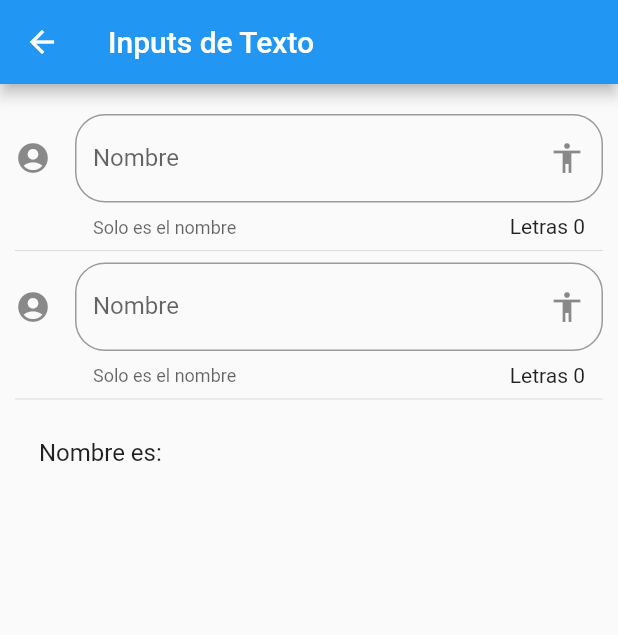
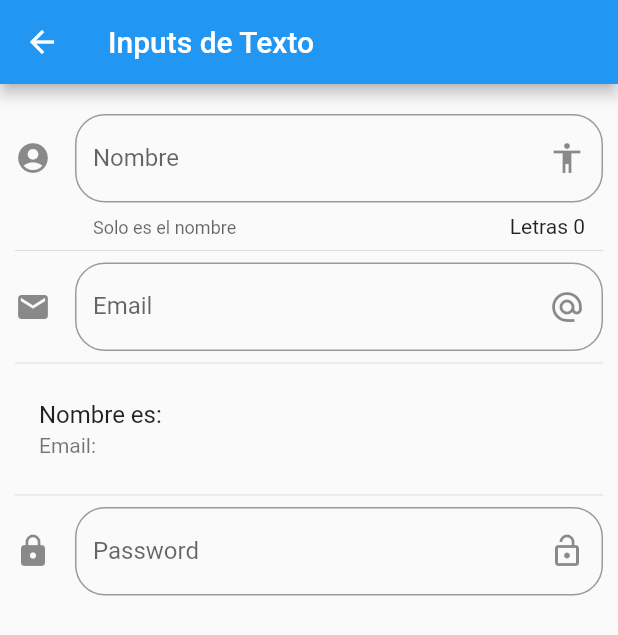
Before and after one commit to elalo4171/Curso_Flutter, a Flutter app: the InputPage screen opened by its route, on a phone screen of 412 x 824 dp. Shown: the top 635 px of the screen. Run offline on Flutter 3.47's test engine with Material 2 defaults, Android fonts, the phone set to English and light mode, and no system bars.

Commit message:
Se crearon los textField de Password y correo

```diff
--- a/lib/src/pages/input_page.dart
+++ b/lib/src/pages/input_page.dart
@@ -9,6 +9,7 @@ class InputPage extends StatefulWidget {
 class _InputPageState extends State<InputPage> {
 
 String _nombre="";
+String _email="";
 
   @override
   Widget build(BuildContext context) {
@@ -25,6 +26,9 @@ String _nombre="";
             _crearEmail(),
             Divider(),
             _crearPersona(),
+            Divider(),
+            _crearPassword(),
+
 
           ],
          ),
@@ -61,6 +65,7 @@ String _nombre="";
 
     return ListTile(
       title: Text("Nombre es: $_nombre"),
+      subtitle: Text('Email: $_email'),
 
     );
 
@@ -68,26 +73,43 @@ String _nombre="";
 
   Widget _crearEmail() {
     return TextField(
-      textCapitalization: TextCapitalization.sentences,
+       keyboardType: TextInputType.emailAddress,
       decoration: InputDecoration(
         border: OutlineInputBorder(
           borderRadius: BorderRadius.circular(20.0)
         ),
-        counter: Text("Letras ${_nombre.length}"),
-        hintText: "Nombre de la persona",
-        labelText: "Nombre",
-        helperText: "Solo es el nombre",
-        suffixIcon: Icon(Icons.accessibility),
-        icon: Icon(Icons.account_circle),
+
+        hintText: "Email",
+        labelText: "Email",
+
+        suffixIcon: Icon(Icons.alternate_email),
+        icon: Icon(Icons.email),
 
       ),
-      onChanged: (valor){
-        _nombre=valor;
-        setState(() {
-
-        });
-        print(_nombre);
-      },
+      onChanged: (valor)=>setState((){
+        _email=valor;
+      }),
     );
   }
+
+ Widget _crearPassword() {
+    return TextField(
+      obscureText: true,
+      decoration: InputDecoration(
+        border: OutlineInputBorder(
+          borderRadius: BorderRadius.circular(20.0)
+        ),
+        hintText: "Password",
+        labelText: "Password",
+
+        suffixIcon: Icon(Icons.lock_open),
+        icon: Icon(Icons.lock),
+
+      ),
+      onChanged: (valor)=>setState((){
+
+      }),
+    );
+
+  }
 }
```
